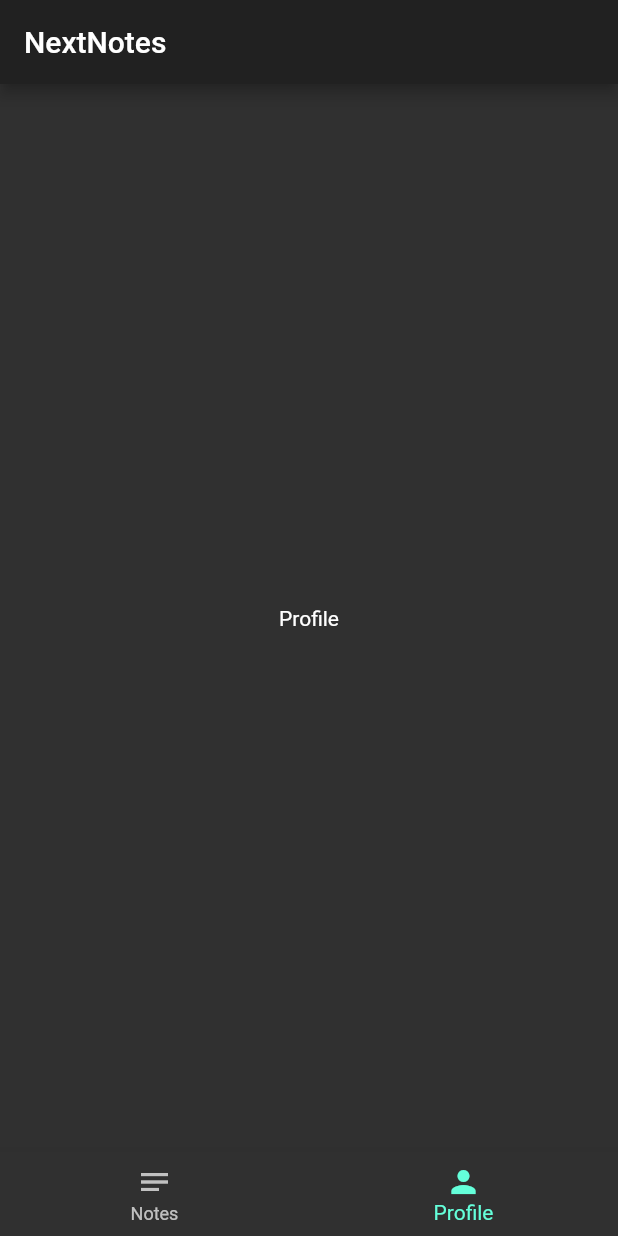
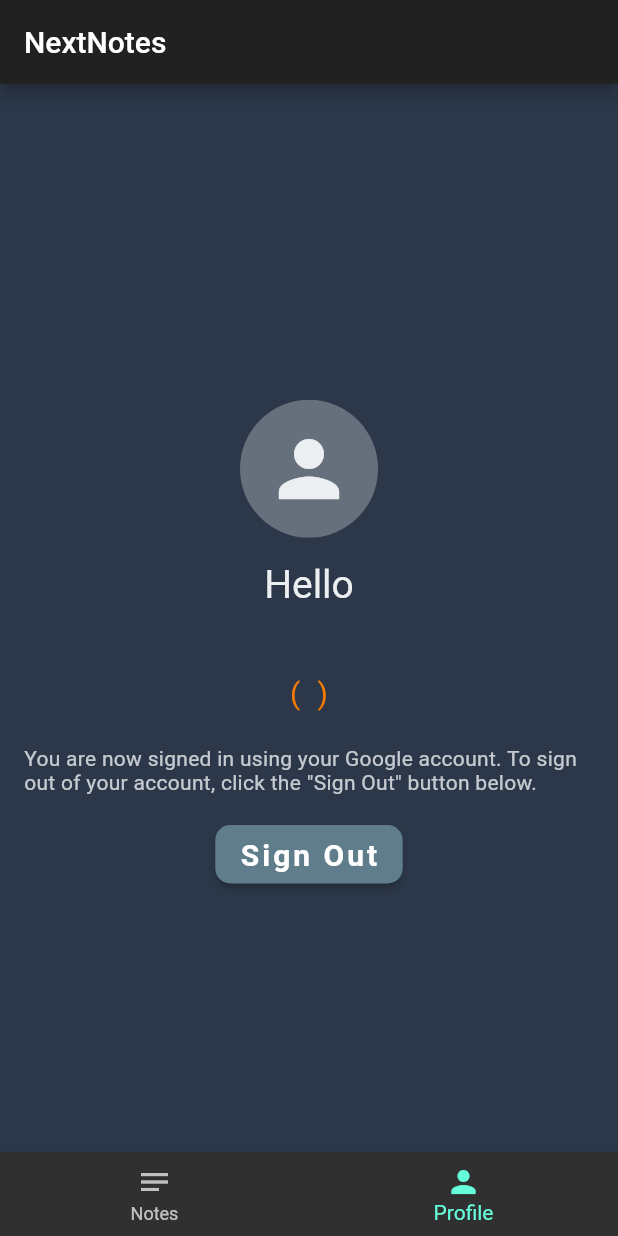
Before and after one commit to joaquinpco/NextNotes, a Flutter app: the HomePage screen opened directly with empty values, item 2 of the bottom bar chosen, on a phone screen of 412 x 824 dp. Run offline on Flutter 3.47's test engine with Material 2 defaults, Android fonts, the phone set to English and light mode, and no system bars; our stand-ins replace firebase_auth, firebase_core, google_sign_in; accounts and stored records are empty.

Commit message:
Profile Page finished

```diff
--- a/nextnotes/lib/pages/home_page.dart
+++ b/nextnotes/lib/pages/home_page.dart
@@ -10,17 +10,24 @@ class HomePage extends StatefulWidget {
 
   final User _user;
 
+  User get defaultUser => _user;
+
   @override
   _HomePageState createState() => _HomePageState();
 }
 
 class _HomePageState extends State<HomePage> {
 
+
+  late User _user;
+
+  @override
+  void initState() {
+    _user = widget._user;
+    super.initState();
+  }
+
   int _currentIndex = 0;
-  final List<Widget> _children = [
-    NotesPage(),
-    ProfilePage()
-  ];
 
   void onTabTapped(int index) {
    setState(() {
@@ -30,6 +37,12 @@ class _HomePageState extends State<HomePage> {
 
   @override
   Widget build(BuildContext context) {
+
+    final List<Widget> _children = [
+      NotesPage(),
+      ProfilePage(user: widget.defaultUser,)
+    ];
+
     return Scaffold(
      appBar: AppBar(
        title: Text('NextNotes'),
@@ -40,7 +53,7 @@ class _HomePageState extends State<HomePage> {
        onTap: onTabTapped, // this will be set when a new tab is tapped
        items: [
          BottomNavigationBarItem(
-           icon: new Icon(Icons.notes),
+           icon: Icon(Icons.notes),
            label: 'Notes',
          ),
          BottomNavigationBarItem(
--- a/nextnotes/lib/pages/notes_pages.dart
+++ b/nextnotes/lib/pages/notes_pages.dart
@@ -12,8 +12,7 @@ class _NotesPageState extends State<NotesPage> {
   Widget build(BuildContext context) {
     return Container(
        child: Center(
-         child: Text('Notes'),
-         ),
+         child: Text('Notes'),),
     );
   }
 }
--- a/nextnotes/lib/pages/profile_page.dart
+++ b/nextnotes/lib/pages/profile_page.dart
@@ -1,19 +1,171 @@
+import 'package:firebase_auth/firebase_auth.dart';
 import 'package:flutter/material.dart';
+import 'package:nextnotes/pages/login_page.dart';
+import 'package:nextnotes/res/CustomColors.dart';
+import 'package:nextnotes/utils/Authentication.dart';
 
 class ProfilePage extends StatefulWidget {
-  ProfilePage({Key? key}) : super(key: key);
+  ProfilePage(
+    {Key? key,required User user})
+    : _user = user, super(key: key);
+
+  final User _user;
 
   @override
   _ProfilePageState createState() => _ProfilePageState();
 }
 
 class _ProfilePageState extends State<ProfilePage> {
-  @override
+
+  late User _user;
+  bool _isSigningOut = false;
+
+  Route _routeToSignInScreen() {
+    return PageRouteBuilder(
+      pageBuilder: (context, animation, secondaryAnimation) => LoginPage(),
+      transitionsBuilder: (context, animation, secondaryAnimation, child) {
+        var begin = Offset(-1.0, 0.0);
+        var end = Offset.zero;
+        var curve = Curves.ease;
+
+        var tween =
+            Tween(begin: begin, end: end).chain(CurveTween(curve: curve));
+
+        return SlideTransition(
+          position: animation.drive(tween),
+          child: child,
+        );
+      },
+    );
+  }
+
+   @override
+  void initState() {
+    _user = widget._user;
+
+    super.initState();
+  }
+
+   @override
   Widget build(BuildContext context) {
-    return Container(
-       child: Center(
-         child: Text('Profile')
-       ),
+    return Scaffold(
+      backgroundColor: CustomColors.firebaseNavy,
+      appBar: AppBar(
+        elevation: 0,
+        backgroundColor: CustomColors.firebaseNavy,
+        title: AppBar().title,
+      ),
+      body: SafeArea(
+        child: Padding(
+          padding: const EdgeInsets.only(
+            left: 16.0,
+            right: 16.0,
+            bottom: 20.0,
+          ),
+          child: Column(
+            mainAxisAlignment: MainAxisAlignment.center,
+            children: [
+              Row(),
+              _user.photoURL != null
+                  ? ClipOval(
+                      child: Material(
+                        color: CustomColors.firebaseGrey.withOpacity(0.3),
+                        child: Image.network(
+                          _user.photoURL!,
+                          fit: BoxFit.fitHeight,
+                        ),
+                      ),
+                    )
+                  : ClipOval(
+                      child: Material(
+                        color: CustomColors.firebaseGrey.withOpacity(0.3),
+                        child: Padding(
+                          padding: const EdgeInsets.all(16.0),
+                          child: Icon(
+                            Icons.person,
+                            size: 60,
+                            color: CustomColors.firebaseGrey,
+                          ),
+                        ),
+                      ),
+                    ),
+              SizedBox(height: 16.0),
+              Text(
+                'Hello',
+                style: TextStyle(
+                  color: CustomColors.firebaseGrey,
+                  fontSize: 26,
+                ),
+              ),
+              SizedBox(height: 8.0),
+              Text(
+                _user.displayName!,
+                style: TextStyle(
+                  color: CustomColors.firebaseYellow,
+                  fontSize: 26,
+                ),
+              ),
+              SizedBox(height: 8.0),
+              Text(
+                '( ${_user.email!} )',
+                style: TextStyle(
+                  color: CustomColors.firebaseOrange,
+                  fontSize: 20,
+                  letterSpacing: 0.5,
+                ),
+              ),
+              SizedBox(height: 24.0),
+              Text(
+                'You are now signed in using your Google account. To sign out of your account, click the "Sign Out" button below.',
+                style: TextStyle(
+                    color: CustomColors.firebaseGrey.withOpacity(0.8),
+                    fontSize: 14,
+                    letterSpacing: 0.2),
+              ),
+              SizedBox(height: 16.0),
+              _isSigningOut
+                  ? CircularProgressIndicator(
+                      valueColor: AlwaysStoppedAnimation<Color>(Colors.white),
+                    )
+                  : ElevatedButton(
+                      style: ButtonStyle(
+                        backgroundColor: MaterialStateProperty.all(
+                          Colors.blueGrey,
+                        ),
+                        shape: MaterialStateProperty.all(
+                          RoundedRectangleBorder(
+                            borderRadius: BorderRadius.circular(10),
+                          ),
+                        ),
+                      ),
+                      onPressed: () async {
+                        setState(() {
+                          _isSigningOut = true;
+                        });
+                        await Authentication.signOut(context: context);
+                        setState(() {
+                          _isSigningOut = false;
+                        });
+                        Navigator.of(context)
+                            .pushReplacement(_routeToSignInScreen());
+                      },
+                      child: Padding(
+                        padding: EdgeInsets.only(top: 8.0, bottom: 8.0),
+                        child: Text(
+                          'Sign Out',
+                          style: TextStyle(
+                            fontSize: 20,
+                            fontWeight: FontWeight.bold,
+                            color: Colors.white,
+                            letterSpacing: 2,
+                          ),
+                        ),
+                      ),
+                    ),
+            ],
+          ),
+        ),
+      ),
     );
   }
 }
--- a/nextnotes/lib/utils/Authentication.dart
+++ b/nextnotes/lib/utils/Authentication.dart
@@ -59,8 +59,8 @@ class Authentication {
 
   }
 
-    static Future<void> signOut({required BuildContext context}) async {
-        final GoogleSignIn googleSignIn = GoogleSignIn();
+  static Future<void> signOut({required BuildContext context}) async {
+    final GoogleSignIn googleSignIn = GoogleSignIn();
 
     try {
       if (!kIsWeb) {
```
